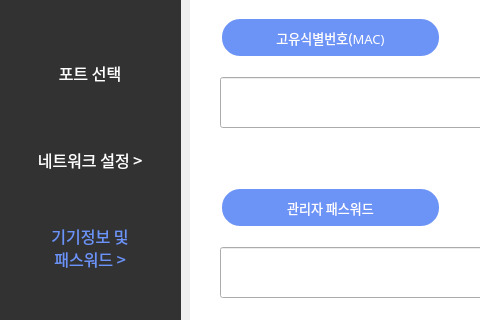
This is step5.ui in skyun333/wallpad as Qt 5 draws it before an edit; both pictures show x 0 to 480 and y 233 to 553 of the 961 by 704 pixel window. The edited form follows.
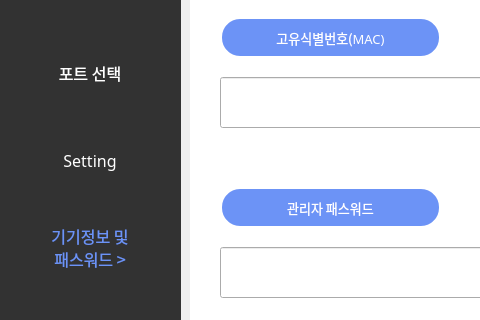
This is the edited form.

Diff of the .ui file:
```diff
--- a/step5.ui
+++ b/step5.ui
@@ -358,7 +358,7 @@
         <string notr="true">color:rgb(255,255,255)</string>
        </property>
        <property name="text">
-        <string>네트워크 설정 &gt;</string>
+        <string>Setting</string>
        </property>
        <property name="alignment">
         <set>Qt::AlignCenter</set>
```
